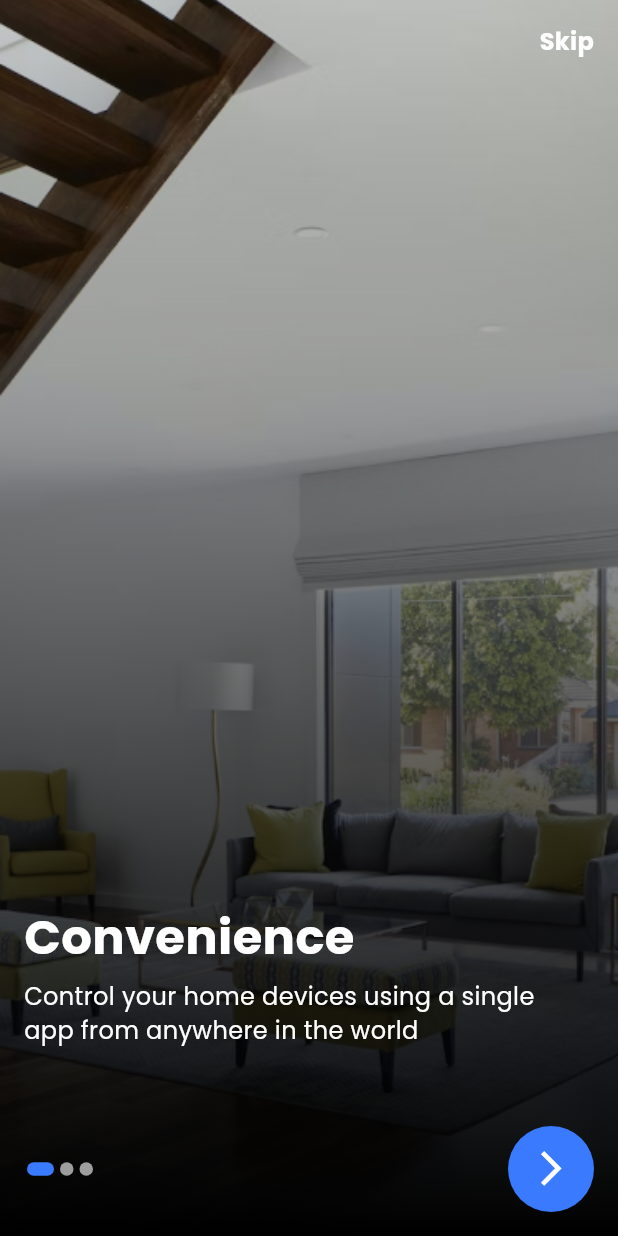
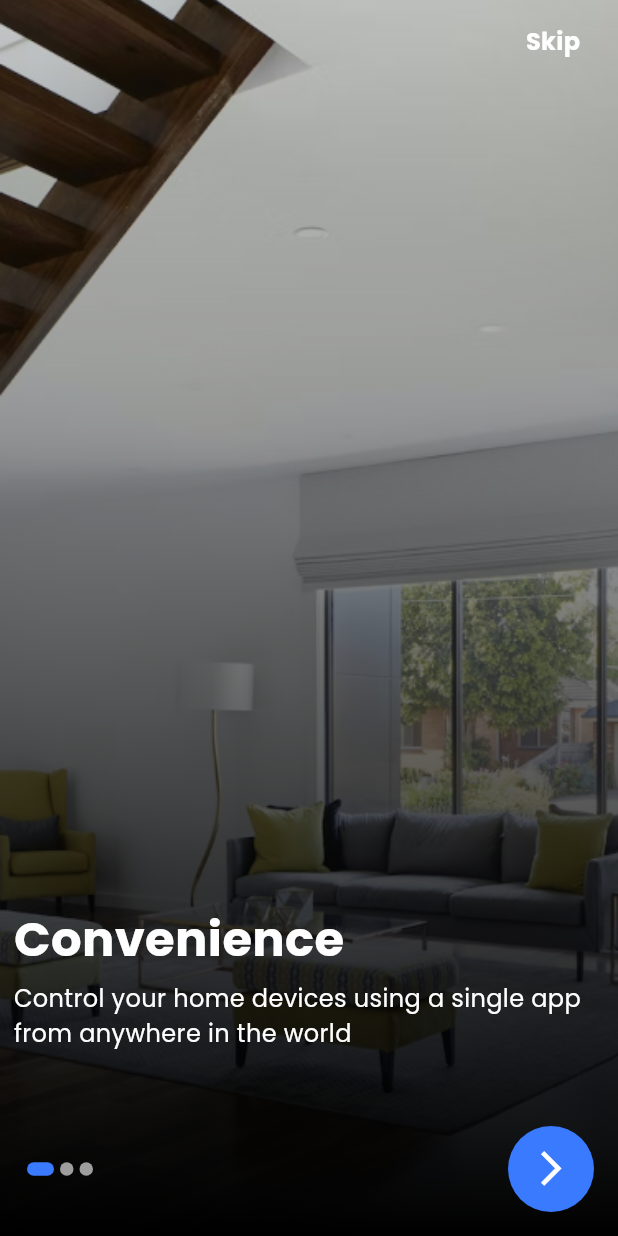
Before and after one commit to graduationproject273/graduatinproject, a Flutter app: the screen it shows after launch, on a phone screen of 412 x 824 dp. Run offline on Flutter 3.47's test engine with Material 3 defaults, Android fonts, the phone set to English and light mode, and no system bars; drawn by our look-alikes of dots_indicator; our stand-ins replace device_preview, flutter_screenutil.

Commit message:
refactor onboarding page

```diff
--- a/lib/featrues/onbording/presentation/views/splash_view.dart
+++ b/lib/featrues/onbording/presentation/views/splash_view.dart
@@ -33,11 +33,14 @@ class _SplashViewState extends State<SplashView>
     // بدء الانتقال بعد مدة
     Future.delayed(Duration(seconds: 5), () {
       // الانتقال إلى الصفحة التالية
+      // ignore: use_build_context_synchronously
       Navigator.pushReplacementNamed(context, Routes.onBoarding);
     });
   }
 
   @override
+/// Disposes the animation controller to free up resources when the widget is removed from the widget tree.
+
   void dispose() {
     _controller.dispose();
     super.dispose();
@@ -61,6 +64,7 @@ class _SplashViewState extends State<SplashView>
                     height: _animation.value,
                     decoration: BoxDecoration(
                       shape: BoxShape.circle,
+                      // ignore: deprecated_member_use
                       color: Colors.blue.withOpacity(0.2),
                     ),
                   ),
@@ -70,6 +74,7 @@ class _SplashViewState extends State<SplashView>
                     height: _animation.value * 0.7,
                     decoration: BoxDecoration(
                       shape: BoxShape.circle,
+                      // ignore: deprecated_member_use
                       color: Colors.blue.withOpacity(0.4),
                     ),
                   ),
@@ -79,6 +84,7 @@ class _SplashViewState extends State<SplashView>
                     height: _animation.value * 0.4,
                     decoration: BoxDecoration(
                       shape: BoxShape.circle,
+                      // ignore: deprecated_member_use
                       color: Colors.blue.withOpacity(0.6),
                     ),
                   ),
--- a/lib/featrues/onbording/presentation/views/widgets/body_onboarding.dart
+++ b/lib/featrues/onbording/presentation/views/widgets/body_onboarding.dart
@@ -1,10 +1,6 @@
 import 'package:flutter/material.dart';
-import 'package:gradution/core/routeing/routes.dart';
 import 'package:gradution/core/styles/extention.dart';
-import 'package:gradution/core/styles/textstyles.dart';
 import 'package:gradution/featrues/onbording/presentation/views/widgets/color_onboarding.dart';
-import 'package:gradution/featrues/onbording/presentation/views/widgets/texts_in_onboarding.dart';
-
 
 class BodyOnboarding extends StatelessWidget {
   final String text1;
@@ -12,71 +8,34 @@ class BodyOnboarding extends StatelessWidget {
   final bool isVisible;
   final String image;
   const BodyOnboarding({
-    super.key, required this.text1, required this.text2, required this.isVisible, required this.image,
+    super.key,
+    required this.text1,
+    required this.text2,
+    required this.isVisible,
+    required this.image,
   });
 
   @override
+
   /// This widget is the body of the onboarding screen,
   /// it shows the background image and the texts and the skip button
   @override
   Widget build(BuildContext context) {
     return Stack(
       children: [
-        // Background image
-        Image.asset(image,
-          width: double.infinity,
-          height: double.infinity,
-          fit: BoxFit.cover,
-        ),
-
-        // Color onboarding widget
-        Positioned(
-          bottom: 0,
-          child: const coloronboarding(),
-        ),
-
-        // Texts in onboarding widget
-        Positioned(
-          bottom: 0,
-          child: Padding(
-            padding: const EdgeInsets.all(16.0),
-            child: SizedBox(
-              height: context.height*.25,
-              width: context.width * .9,
-              child: Column(
-                children: [
-                  TextsInOnboarding(
-                    text1: text1,
-                    text2: text2,
-                  ),
-                ],
-              ),
-            ),
+        Positioned.fill(
+          child: Image.asset(
+            image,
+            fit: BoxFit.cover,
           ),
         ),
 
-        // Skip button
-        Visibility(
-          visible: isVisible,
-          child: GestureDetector(
-            onTap: () {
-              Navigator.pushNamed(context, Routes.login);
-            },
-            child: Padding(
-              padding: const EdgeInsets.only(right: 16, top: 16),
-              child: Row(
-                mainAxisAlignment: MainAxisAlignment.end,
-                children: [
-                  Text(
-                    'Skip',
-                    style: Textstyles.text2Inonboarding.copyWith(fontWeight: FontWeight.bold)
-                  ),
-                ],
-              ),
-            ),
+        coloronboarding(
+            image: image,
+            text1: text1,
+            text2: text2, isVisible: isVisible,
           ),
-        ),
-      ],
+        ],
     );
   }
 }
--- a/lib/featrues/onbording/presentation/views/widgets/color_onboarding.dart
+++ b/lib/featrues/onbording/presentation/views/widgets/color_onboarding.dart
@@ -1,17 +1,28 @@
 import 'package:flutter/material.dart';
+import 'package:flutter_screenutil/flutter_screenutil.dart';
+import 'package:gradution/core/routeing/routes.dart';
+import 'package:gradution/core/styles/extention.dart';
+import 'package:gradution/featrues/onbording/presentation/views/widgets/texts_in_onboarding.dart';
+
+import '../../../../../core/styles/textstyles.dart';
 
 // ignore: camel_case_types
 class coloronboarding extends StatelessWidget {
+  final String image;
+  final String text1;
+  final String text2;
+  final bool isVisible;
   const coloronboarding({
-    super.key,
+    super.key, required this.image, required this.text1, required this.text2, required this.isVisible,
   });
 
   @override
   Widget build(BuildContext context) {
     return Container(
       width: MediaQuery.of(context).size.width,
-       height: MediaQuery.of(context).size.height ,
+      height: MediaQuery.of(context).size.height,
       decoration: BoxDecoration(
+
         gradient: LinearGradient(
           colors: [
             Colors.transparent, // لون أغمق
@@ -21,6 +32,44 @@ class coloronboarding extends StatelessWidget {
           end: Alignment.bottomCenter, // ينتهي في الأسفل
         ),
       ),
+      child:  Padding(
+        padding:  EdgeInsets.symmetric(horizontal: 8.0.w),
+        child: Column(
+          mainAxisAlignment: MainAxisAlignment.end,
+                  children: [
+                      Align(
+                        alignment: Alignment.topRight,
+                        child: Visibility(
+                                  visible: isVisible,
+                                  child: GestureDetector(
+                                    onTap: () {
+                                      Navigator.pushNamed(context, Routes.login);
+                                    },
+                                    child: Padding(
+                                      padding: const EdgeInsets.only(right: 16, top: 16),
+                                      child: Row(
+                                        mainAxisAlignment: MainAxisAlignment.end,
+                                        children: [
+                                          Text('Skip',
+                          style: Textstyles.text2Inonboarding
+                              .copyWith(fontWeight: FontWeight.bold)),
+                                        ],
+                                      ),
+                                    ),
+                                  ),
+                                ),
+                      ),
+        Spacer(),
+                    TextsInOnboarding(
+                      text1: text1,
+                      text2: text2,
+                    ),
+                    SizedBox(
+                height: context.height*.15,
+                    )
+
+                    ]),
+      )
     );
   }
 }
```
Also changed, not shown: pubspec.lock. Lines whose indentation alone changed are shown as unchanged.
